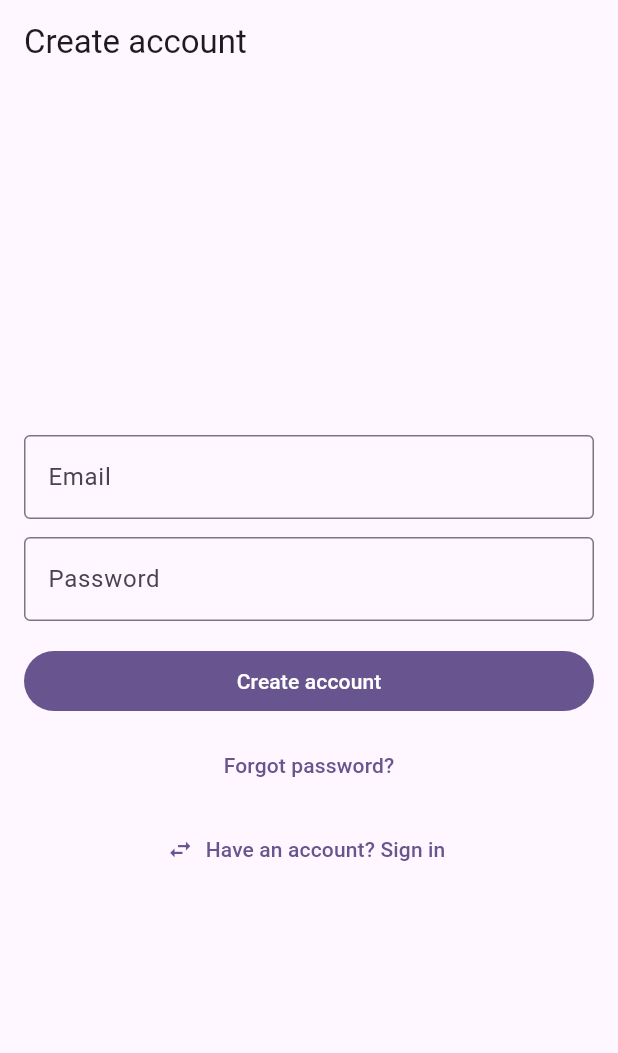
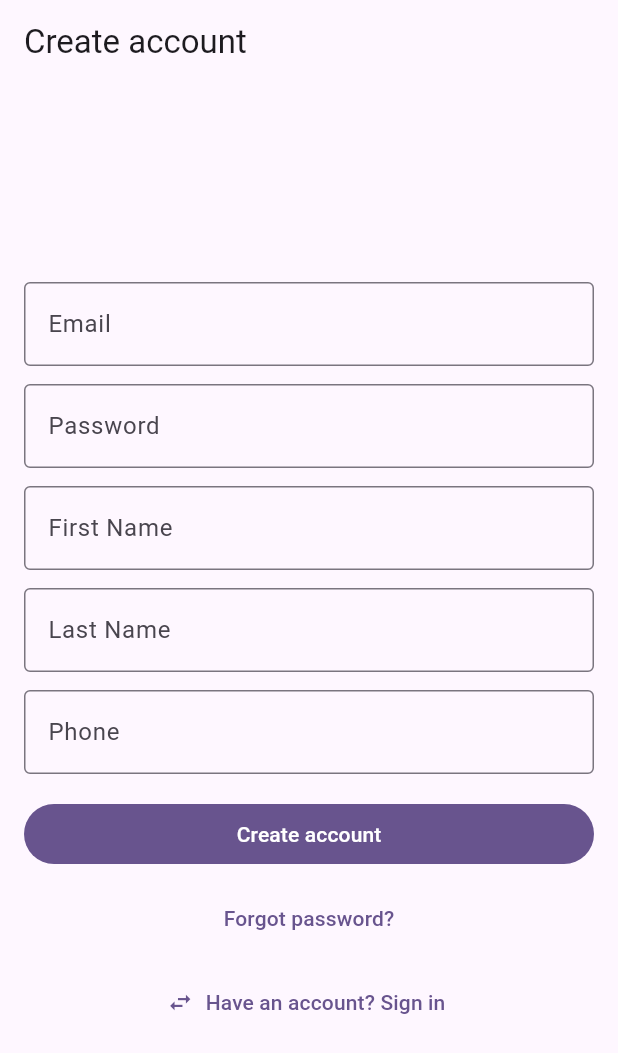
Before and after one commit to LostManJohnny/you-owe-me-mobile, a Flutter app: the screen it shows after launch, after a tap on "New here? Create an account", on a phone screen of 412 x 824 dp. Shown: the top 1053 px of the screen. Run offline on Flutter 3.47's test engine with Material 3 defaults, Android fonts, the phone set to English and light mode, and no system bars; our stand-ins replace bloc, equatable, firebase_auth, firebase_core, flutter_bloc, flutter_dotenv and 2 more; accounts and stored records are empty.

```diff
--- a/lib/bloc/auth/auth_event.dart
+++ b/lib/bloc/auth/auth_event.dart
@@ -34,6 +34,33 @@ class PasswordChanged extends AuthEvent {
   List<Object?> get props => [password];
 }
 
+class FirstNameChanged extends AuthEvent{
+  final String firstName;
+
+  const FirstNameChanged(this.firstName);
+
+  @override
+  List<Object?> get props => [firstName];
+}
+
+class LastNameChanged extends AuthEvent{
+  final String lastName;
+
+  const LastNameChanged(this.lastName);
+
+  @override
+  List<Object?> get props => [lastName];
+}
+
+class PhoneChanged extends AuthEvent{
+  final String phone;
+
+  const PhoneChanged(this.phone);
+
+  @override
+  List<Object?> get props => [phone];
+}
+
 class ToggleMode extends AuthEvent {
   const ToggleMode();
 }
--- a/lib/bloc/auth/auth_state.dart
+++ b/lib/bloc/auth/auth_state.dart
@@ -8,6 +8,9 @@ class AuthState extends Equatable {
   final AuthStatus status;
   final String email;
   final String password;
+  final String firstName;
+  final String lastName;
+  final String phone;
   final AuthFormMode mode;
   final String? errorMessage;
   final Object? user;
@@ -16,6 +19,9 @@ class AuthState extends Equatable {
     this.status = AuthStatus.unknown,
     this.email = '',
     this.password = '',
+    this.firstName = '',
+    this.lastName = '',
+    this.phone = '',
     this.mode = AuthFormMode.signIn,
     this.errorMessage,
     this.user,
--- a/lib/ui/login_page.dart
+++ b/lib/ui/login_page.dart
@@ -16,6 +16,9 @@ class LoginPage extends StatefulWidget {
 class _LoginPageState extends State<LoginPage> {
   late final TextEditingController _emailCtrl;
   late final TextEditingController _pwCtrl;
+  late final TextEditingController _firstNameCtrl;
+  late final TextEditingController _lastNameCtrl;
+  late final TextEditingController _phoneNumberCtrl;
 
   @override
   void initState() {
@@ -23,6 +26,9 @@ class _LoginPageState extends State<LoginPage> {
     final s = widget.bloc.state;
     _emailCtrl = TextEditingController(text: s.email);
     _pwCtrl = TextEditingController(text: s.password);
+    _firstNameCtrl = TextEditingController(text: s.firstName);
+    _lastNameCtrl = TextEditingController(text: s.lastName);
+    _phoneNumberCtrl = TextEditingController(text: s.phone);
   }
 
   @override
@@ -83,6 +89,42 @@ class _LoginPageState extends State<LoginPage> {
                       ),
                       autofillHints: const [AutofillHints.password],
                     ),
+                    if (state.mode == AuthFormMode.signUp)
+                      ...[
+                        const SizedBox(height: 12),
+                        TextField(
+                          controller: _firstNameCtrl,
+                          onChanged: (v) => widget.bloc.add(FirstNameChanged(v)),
+                          obscureText: true,
+                          decoration: const InputDecoration(
+                            labelText: 'First Name',
+                            border: OutlineInputBorder(),
+                          ),
+                          autofillHints: const [AutofillHints.name],
+                        ),
+                        const SizedBox(height: 12),
+                        TextField(
+                          controller: _lastNameCtrl,
+                          onChanged: (v) => widget.bloc.add(LastNameChanged(v)),
+                          obscureText: true,
+                          decoration: const InputDecoration(
+                            labelText: 'Last Name',
+                            border: OutlineInputBorder(),
+                          ),
+                          autofillHints: const [AutofillHints.familyName],
+                        ),
+                        const SizedBox(height: 12),
+                        TextField(
+                          controller: _phoneNumberCtrl,
+                          onChanged: (v) => widget.bloc.add(PhoneChanged(v)),
+                          obscureText: true,
+                          decoration: const InputDecoration(
+                            labelText: 'Phone',
+                            border: OutlineInputBorder(),
+                          ),
+                          autofillHints: const [AutofillHints.telephoneNumber],
+                        ),
+                      ],
                     const SizedBox(height: 16),
                     SizedBox(
                       width: double.infinity,
```
